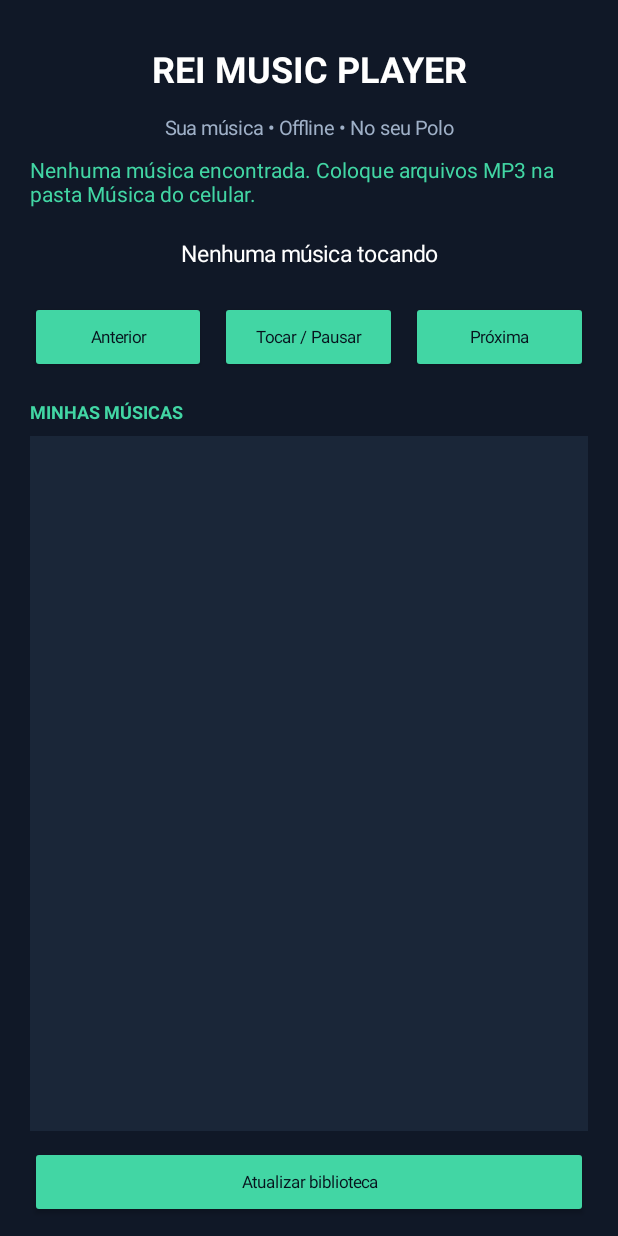
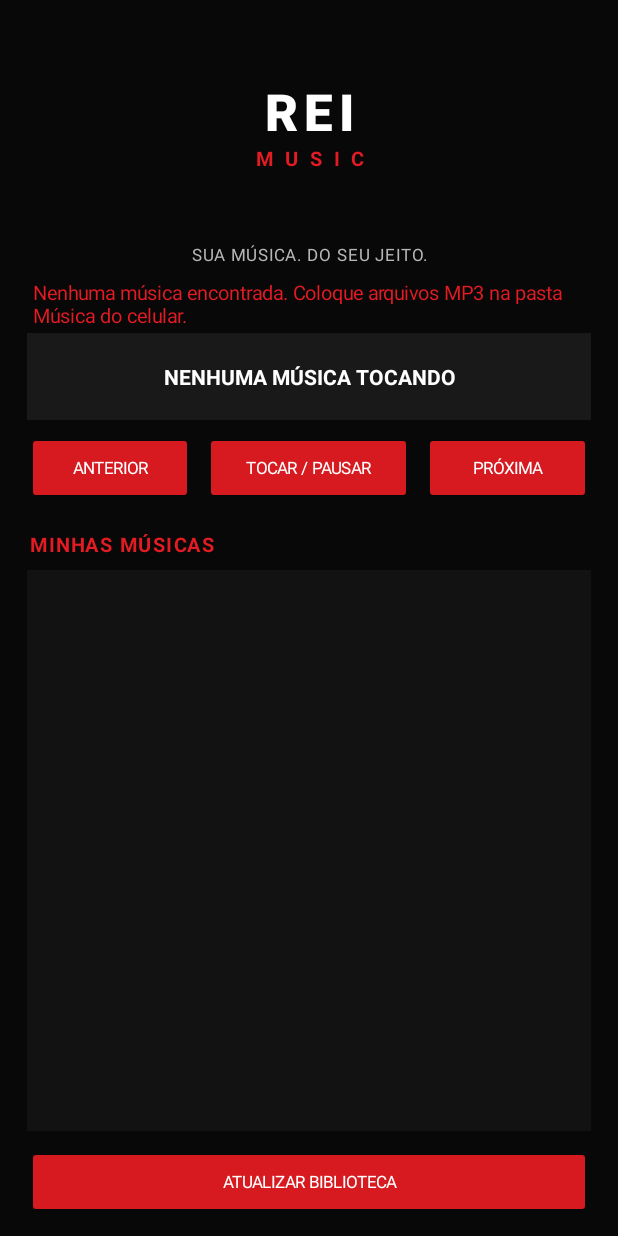
Before and after one commit to Reichevette76/M-sicas-, an Android app: the screen it shows after launch (MainActivity), on a phone screen of 412 x 824 dp. Run offline under Robolectric (Android 15) with nearby library versions, the phone set to English and light mode, and no system bars; 6 statements that could not run were skipped.

Commit message:
Refresh REI Music Player red and black interface

```diff
--- a/app/src/main/java/br/com/reimusicplayer/MainActivity.kt
+++ b/app/src/main/java/br/com/reimusicplayer/MainActivity.kt
@@ -57,103 +57,135 @@ class MainActivity : AppCompatActivity() {
     private fun buildScreen() {
         val root = LinearLayout(this).apply {
             orientation = LinearLayout.VERTICAL
-            setPadding(dp(20), dp(22), dp(20), dp(12))
-            setBackgroundColor(0xFF101827.toInt())
+            setPadding(dp(18), dp(14), dp(18), dp(12))
+            setBackgroundColor(0xFF080808.toInt())
         }
 
-        val title = TextView(this).apply {
-            text = "REI MUSIC PLAYER"
-            textSize = 24f
+        val brand = LinearLayout(this).apply {
+            orientation = LinearLayout.VERTICAL
+            gravity = Gravity.CENTER
+            setPadding(0, dp(4), 0, dp(8))
+        }
+        val crown = ImageView(this).apply {
+            setImageResource(R.drawable.ic_rei_crown_headphones)
+            contentDescription = "Coroa com fones de ouvido"
+            scaleType = ImageView.ScaleType.FIT_CENTER
+        }
+        brand.addView(crown, LinearLayout.LayoutParams(dp(68), dp(58)))
+
+        val rei = TextView(this).apply {
+            text = "REI"
+            textSize = 34f
             setTextColor(0xFFFFFFFF.toInt())
             gravity = Gravity.CENTER
+            typeface = android.graphics.Typeface.create("sans-serif-black", android.graphics.Typeface.BOLD)
+            letterSpacing = 0.12f
+        }
+        brand.addView(rei)
+
+        val music = TextView(this).apply {
+            text = "M U S I C"
+            textSize = 13f
+            setTextColor(0xFFE31B23.toInt())
+            gravity = Gravity.CENTER
             typeface = android.graphics.Typeface.DEFAULT_BOLD
+            letterSpacing = 0.18f
         }
-        root.addView(title, LinearLayout.LayoutParams(-1, dp(48)))
+        brand.addView(music)
+        root.addView(brand, LinearLayout.LayoutParams(-1, dp(142)))
 
         val subtitle = TextView(this).apply {
-            text = "Sua música • Offline • No seu Polo"
-            textSize = 13f
-            setTextColor(0xFF9FB0C7.toInt())
+            text = "SUA MÚSICA. DO SEU JEITO."
+            textSize = 11f
+            setTextColor(0xFFB7B7B7.toInt())
             gravity = Gravity.CENTER
+            letterSpacing = 0.08f
         }
-        root.addView(subtitle, LinearLayout.LayoutParams(-1, dp(30)))
+        root.addView(subtitle, LinearLayout.LayoutParams(-1, dp(28)))
 
         status = TextView(this).apply {
             text = "Preparando sua biblioteca..."
-            textSize = 14f
-            setTextColor(0xFF42D6A4.toInt())
+            textSize = 13f
+            setTextColor(0xFFE31B23.toInt())
             gravity = Gravity.CENTER_VERTICAL
+            setPadding(dp(4), 0, dp(4), 0)
         }
-        root.addView(status, LinearLayout.LayoutParams(-1, dp(42)))
+        root.addView(status, LinearLayout.LayoutParams(-1, dp(38)))
 
         currentTrack = TextView(this).apply {
-            text = "Nenhuma música tocando"
-            textSize = 15f
+            text = "NENHUMA MÚSICA TOCANDO"
+            textSize = 14f
             setTextColor(0xFFFFFFFF.toInt())
             gravity = Gravity.CENTER
-            setPadding(dp(8), dp(8), dp(8), dp(8))
+            setPadding(dp(10), dp(8), dp(10), dp(8))
+            setBackgroundColor(0xFF191919.toInt())
+            typeface = android.graphics.Typeface.DEFAULT_BOLD
         }
-        root.addView(currentTrack, LinearLayout.LayoutParams(-1, dp(54)))
+        root.addView(currentTrack, LinearLayout.LayoutParams(-1, dp(58)))
 
         val controls = LinearLayout(this).apply {
             orientation = LinearLayout.HORIZONTAL
             gravity = Gravity.CENTER
+            setPadding(0, dp(8), 0, dp(8))
         }
-        val previous = makeButton("Anterior")
-        val playPause = makeButton("Tocar / Pausar")
-        val next = makeButton("Próxima")
+        val previous = makeButton("ANTERIOR")
+        val playPause = makeButton("TOCAR / PAUSAR")
+        val next = makeButton("PRÓXIMA")
+        controls.addView(previous, LinearLayout.LayoutParams(0, dp(48), 1f).apply { marginEnd = dp(4) })
+        controls.addView(playPause, LinearLayout.LayoutParams(0, dp(48), 1.25f).apply {
+            marginStart = dp(4)
+            marginEnd = dp(4)
+        })
+        controls.addView(next, LinearLayout.LayoutParams(0, dp(48), 1f).apply { marginStart = dp(4) })
+        root.addView(controls, LinearLayout.LayoutParams(-1, dp(64)))
 
-        controls.addView(previous, LinearLayout.LayoutParams(0, dp(48), 1f).apply {
-            marginEnd = dp(5)
-        })
-        controls.addView(playPause, LinearLayout.LayoutParams(0, dp(48), 1f).apply {
-            marginStart = dp(5)
-            marginEnd = dp(5)
-        })
-        controls.addView(next, LinearLayout.LayoutParams(0, dp(48), 1f).apply {
-            marginStart = dp(5)
-        })
-        root.addView(controls, LinearLayout.LayoutParams(-1, dp(58)))
-
-        previous.setOnClickListener { mediaController?.seekToPreviousMediaItem() }
+        previous.setOnClickListener {
+            mediaController?.let { player ->
+                if (player.hasPreviousMediaItem()) player.seekToPreviousMediaItem()
+            }
+        }
         playPause.setOnClickListener {
             mediaController?.let { player ->
                 if (player.isPlaying) player.pause() else player.play()
             }
         }
-        next.setOnClickListener { mediaController?.seekToNextMediaItem() }
+        next.setOnClickListener {
+            mediaController?.let { player ->
+                if (player.hasNextMediaItem()) player.seekToNextMediaItem()
+            }
+        }
 
         val libraryTitle = TextView(this).apply {
             text = "MINHAS MÚSICAS"
-            textSize = 12f
-            setTextColor(0xFF42D6A4.toInt())
+            textSize = 13f
+            setTextColor(0xFFE31B23.toInt())
             typeface = android.graphics.Typeface.DEFAULT_BOLD
-            setPadding(0, dp(12), 0, dp(8))
+            letterSpacing = 0.08f
+            setPadding(dp(2), dp(10), 0, dp(8))
         }
         root.addView(libraryTitle)
 
         trackList = ListView(this).apply {
-            divider = android.graphics.drawable.ColorDrawable(0x3342D6A4)
+            divider = android.graphics.drawable.ColorDrawable(0xFF333333.toInt())
             dividerHeight = dp(1)
-            setBackgroundColor(0xFF1A2638.toInt())
+            setBackgroundColor(0xFF121212.toInt())
+            cacheColorHint = 0xFF121212.toInt()
         }
         root.addView(trackList, LinearLayout.LayoutParams(-1, 0, 1f))
 
         trackList.setOnItemClickListener { _, _, position, _ ->
-            val item = tracks.getOrNull(position) ?: return@setOnItemClickListener
+            if (tracks.isEmpty()) return@setOnItemClickListener
             mediaController?.let { player ->
-                player.setMediaItem(item)
+                player.setMediaItems(tracks, position, 0L)
                 player.prepare()
                 player.play()
-                currentTrack.text = item.mediaMetadata.title?.toString() ?: "Tocando música"
+                currentTrack.text = tracks[position].mediaMetadata.title?.toString() ?: "Tocando música"
             } ?: Toast.makeText(this, "Conectando ao player...", Toast.LENGTH_SHORT).show()
         }
 
-        val refresh = makeButton("Atualizar biblioteca")
+        val refresh = makeButton("ATUALIZAR BIBLIOTECA")
         refresh.setOnClickListener { loadTracks() }
-        root.addView(refresh, LinearLayout.LayoutParams(-1, dp(48)).apply {
-            topMargin = dp(10)
-        })
+        root.addView(refresh, LinearLayout.LayoutParams(-1, dp(48)).apply { topMargin = dp(10) })
 
         setContentView(root)
     }
@@ -163,8 +195,8 @@ class MainActivity : AppCompatActivity() {
             text = label
             textSize = 11f
             isAllCaps = false
-            setTextColor(0xFF07131D.toInt())
-            backgroundTintList = android.content.res.ColorStateList.valueOf(0xFF42D6A4.toInt())
+            setTextColor(0xFFFFFFFF.toInt())
+            backgroundTintList = android.content.res.ColorStateList.valueOf(0xFFD71920.toInt())
         }
     }
 
```
